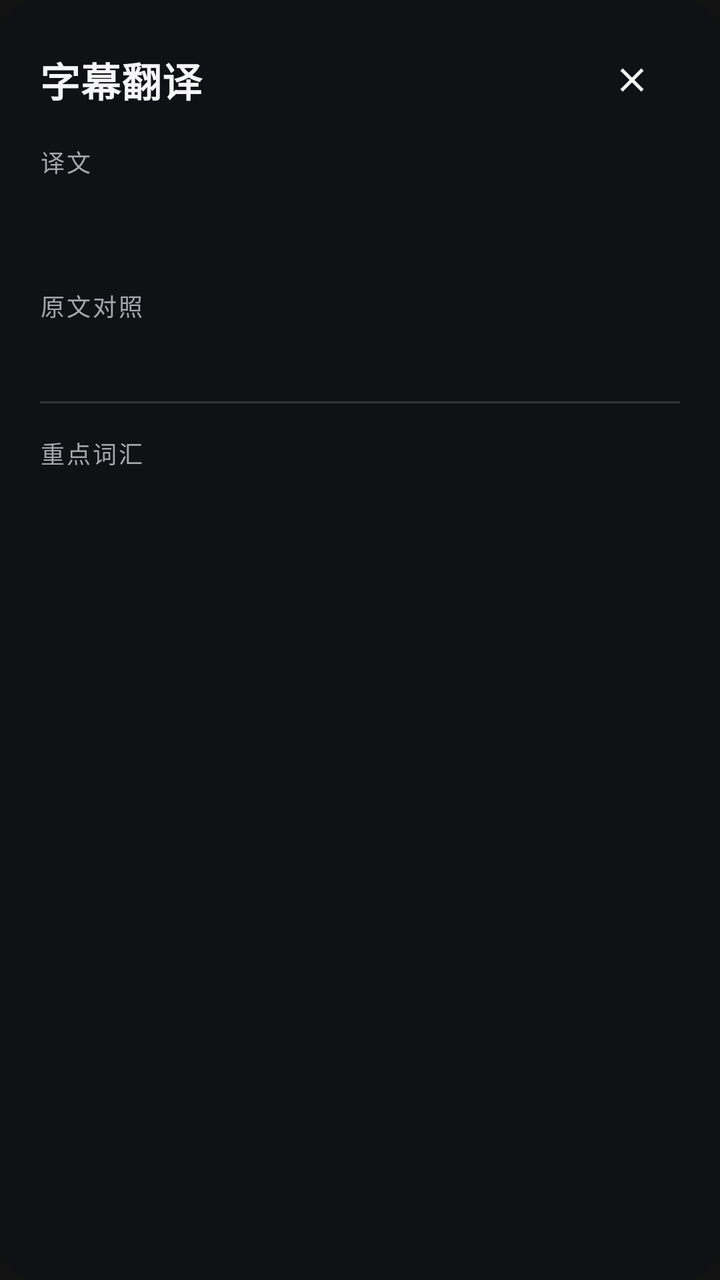
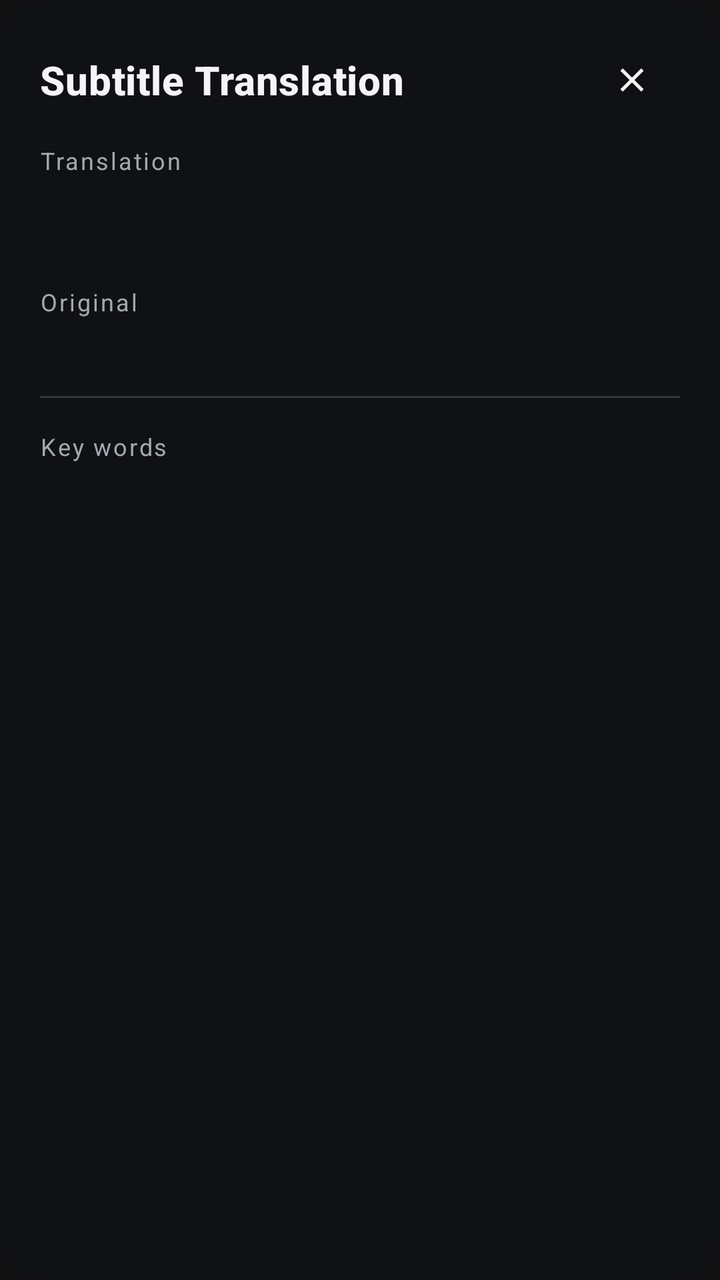

Screens rendered from an Android XML layout before and after an edit, with the pre-edit source and the edit as a unified diff.
<!-- AndroidManifest.xml: application theme Theme.SubtitleTranslator -->
<!-- res/layout/overlay_translation.xml -->
<?xml version="1.0" encoding="utf-8"?>
<LinearLayout xmlns:android="http://schemas.android.com/apk/res/android"
    android:layout_width="match_parent"
    android:layout_height="wrap_content"
    android:layout_marginHorizontal="12dp"
    android:orientation="vertical"
    android:background="@drawable/bg_translation_overlay"
    android:paddingHorizontal="20dp"
    android:paddingTop="16dp"
    android:paddingBottom="20dp">

    
    <LinearLayout
        android:layout_width="match_parent"
        android:layout_height="wrap_content"
        android:orientation="horizontal"
        android:gravity="center_vertical">

        <TextView
            android:layout_width="0dp"
            android:layout_height="wrap_content"
            android:layout_weight="1"
            android:text="字幕翻译"
            android:textAppearance="@style/TextAppearance.SubtitleTranslator.ScreenTitle" />

        <ImageButton
            android:id="@+id/btnClose"
            android:layout_width="@dimen/touch_target"
            android:layout_height="@dimen/touch_target"
            android:padding="@dimen/icon_button_padding"
            android:scaleType="fitCenter"
            android:background="?attr/selectableItemBackgroundBorderless"
            android:src="@drawable/ic_close"
            android:contentDescription="关闭" />
    </LinearLayout>

    <ScrollView
        android:id="@+id/contentScroll"
        android:layout_width="match_parent"
        android:layout_height="wrap_content"
        android:scrollbars="vertical">

        <LinearLayout
            android:layout_width="match_parent"
            android:layout_height="wrap_content"
            android:orientation="vertical">

            
            <TextView
                android:layout_width="match_parent"
                android:layout_height="wrap_content"
                android:layout_marginTop="8dp"
                android:text="译文"
                android:textAppearance="@style/TextAppearance.SubtitleTranslator.SectionLabel" />

            <TextView
                android:id="@+id/tvTranslatedText"
                android:layout_width="match_parent"
                android:layout_height="wrap_content"
                android:layout_marginTop="6dp"
                android:textAppearance="@style/TextAppearance.SubtitleTranslator.Translation" />

            
            <TextView
                android:layout_width="match_parent"
                android:layout_height="wrap_content"
                android:layout_marginTop="16dp"
                android:text="原文对照"
                android:textAppearance="@style/TextAppearance.SubtitleTranslator.SectionLabel" />

            <TextView
                android:id="@+id/tvOriginalText"
                android:layout_width="match_parent"
                android:layout_height="wrap_content"
                android:layout_marginTop="4dp"
                android:textSize="14sp"
                android:textColor="@color/text_secondary"
                android:lineSpacingMultiplier="1.35" />

            <View
                android:layout_width="match_parent"
                android:layout_height="1dp"
                android:layout_marginVertical="16dp"
                android:background="@color/divider" />

            
            <LinearLayout
                android:layout_width="match_parent"
                android:layout_height="wrap_content"
                android:orientation="horizontal"
                android:gravity="center_vertical">

                <TextView
                    android:layout_width="0dp"
                    android:layout_height="wrap_content"
                    android:layout_weight="1"
                    android:text="重点词汇"
                    android:textAppearance="@style/TextAppearance.SubtitleTranslator.SectionLabel" />

                <TextView
                    android:id="@+id/tvWordCount"
                    android:layout_width="wrap_content"
                    android:layout_height="wrap_content"
                    android:textAppearance="@style/TextAppearance.SubtitleTranslator.Caption"
                    android:visibility="gone" />
            </LinearLayout>

            <LinearLayout
                android:id="@+id/wordsContainer"
                android:layout_width="match_parent"
                android:layout_height="wrap_content"
                android:layout_marginTop="4dp"
                android:orientation="vertical" />

        </LinearLayout>
    </ScrollView>

</LinearLayout>
<!-- resources referenced by this layout -->
<resources>
  <color name="divider">#FF34353B</color>
  <color name="text_secondary">#FFA5A7B0</color>
  <dimen name="icon_button_padding">14dp</dimen>
  <dimen name="touch_target">48dp</dimen>
  <!-- drawable bg_translation_overlay (drawable) -->
  <?xml version="1.0" encoding="utf-8"?>
  <shape xmlns:android="http://schemas.android.com/apk/res/android"
      android:shape="rectangle">
      <solid android:color="@color/panel_bg" />
      <corners android:radius="@dimen/panel_radius" />
  </shape>
  <!-- drawable ic_close (drawable) -->
  <?xml version="1.0" encoding="utf-8"?>
  <vector xmlns:android="http://schemas.android.com/apk/res/android"
      android:width="24dp"
      android:height="24dp"
      android:viewportWidth="24"
      android:viewportHeight="24"
      android:tint="@android:color/white">
      <path
          android:fillColor="@android:color/white"
          android:pathData="M19,6.41L17.59,5 12,10.59 6.41,5 5,6.41 10.59,12 5,17.59 6.41,19 12,13.41 17.59,19 19,17.59 13.41,12z"/>
  </vector>
  <style name="TextAppearance.SubtitleTranslator.Caption" parent="TextAppearance.MaterialComponents.Caption">
          <item name="android:textSize">12sp</item>
          <item name="android:textColor">@color/text_secondary</item>
      </style>
  <style name="TextAppearance.SubtitleTranslator.ScreenTitle" parent="TextAppearance.MaterialComponents.Headline6">
          <item name="android:textSize">20sp</item>
          <item name="android:textStyle">bold</item>
          <item name="android:textColor">@color/text_primary</item>
      </style>
  <style name="TextAppearance.SubtitleTranslator.SectionLabel" parent="TextAppearance.MaterialComponents.Caption">
          <item name="android:textSize">12sp</item>
          <item name="android:textColor">@color/text_secondary</item>
          <item name="android:letterSpacing">0.08</item>
      </style>
  <style name="TextAppearance.SubtitleTranslator.Translation" parent="TextAppearance.MaterialComponents.Headline5">
          <item name="android:textSize">24sp</item>
          <item name="android:textStyle">bold</item>
          <item name="android:textColor">@color/accent_dim</item>
          <item name="android:lineSpacingMultiplier">1.45</item>
      </style>
  <style name="Theme.SubtitleTranslator" parent="Theme.MaterialComponents.NoActionBar">
          
          <item name="colorPrimary">@color/accent</item>
          <item name="colorPrimaryVariant">@color/accent_dim</item>
          <item name="colorOnPrimary">@color/on_accent</item>
          <item name="colorSecondary">@color/accent</item>
          <item name="colorSecondaryVariant">@color/accent_dim</item>
          <item name="colorOnSecondary">@color/on_accent</item>
          
          <item name="android:statusBarColor">@color/screen_bg</item>
          <item name="android:windowLightStatusBar">false</item>
          <item name="android:navigationBarColor">@color/screen_bg</item>
      </style>
  <color name="panel_bg">#FF101114</color>
  <dimen name="panel_radius">20dp</dimen>
  <color name="text_primary">#FFF5F5F7</color>
  <color name="accent_dim">#FFCBE97F</color>
  <color name="accent">#FFB9E64B</color>
  <color name="on_accent">#FF101114</color>
  <color name="screen_bg">#FF101114</color>
</resources>

<!-- the commit's change to res/layout/overlay_translation.xml (unified diff, before → after) -->
@@ -20,7 +20,7 @@
             android:layout_width="0dp"
             android:layout_height="wrap_content"
             android:layout_weight="1"
-            android:text="字幕翻译"
+            android:text="@string/overlay_title"
             android:textAppearance="@style/TextAppearance.SubtitleTranslator.ScreenTitle" />
 
         <ImageButton
@@ -31,7 +31,7 @@
             android:scaleType="fitCenter"
             android:background="?attr/selectableItemBackgroundBorderless"
             android:src="@drawable/ic_close"
-            android:contentDescription="关闭" />
+            android:contentDescription="@string/action_close" />
     </LinearLayout>
 
     <ScrollView
@@ -50,7 +50,7 @@
                 android:layout_width="match_parent"
                 android:layout_height="wrap_content"
                 android:layout_marginTop="8dp"
-                android:text="译文"
+                android:text="@string/overlay_translated_label"
                 android:textAppearance="@style/TextAppearance.SubtitleTranslator.SectionLabel" />
 
             <TextView
@@ -65,7 +65,7 @@
                 android:layout_width="match_parent"
                 android:layout_height="wrap_content"
                 android:layout_marginTop="16dp"
-                android:text="原文对照"
+                android:text="@string/overlay_original_label"
                 android:textAppearance="@style/TextAppearance.SubtitleTranslator.SectionLabel" />
 
             <TextView
@@ -94,7 +94,7 @@
                     android:layout_width="0dp"
                     android:layout_height="wrap_content"
                     android:layout_weight="1"
-                    android:text="重点词汇"
+                    android:text="@string/overlay_key_words"
                     android:textAppearance="@style/TextAppearance.SubtitleTranslator.SectionLabel" />
 
                 <TextView
<!-- resource entries referenced after the edit -->
@@ -23,6 +23,11 @@
           android:fillColor="@android:color/white"
           android:pathData="M19,6.41L17.59,5 12,10.59 6.41,5 5,6.41 10.59,12 5,17.59 6.41,19 12,13.41 17.59,19 19,17.59 13.41,12z"/>
   </vector>
+  <string name="action_close">Close</string>
+  <string name="overlay_key_words">Key words</string>
+  <string name="overlay_original_label">Original</string>
+  <string name="overlay_title">Subtitle Translation</string>
+  <string name="overlay_translated_label">Translation</string>
   <style name="TextAppearance.SubtitleTranslator.Caption" parent="TextAppearance.MaterialComponents.Caption">
           <item name="android:textSize">12sp</item>
           <item name="android:textColor">@color/text_secondary</item>
